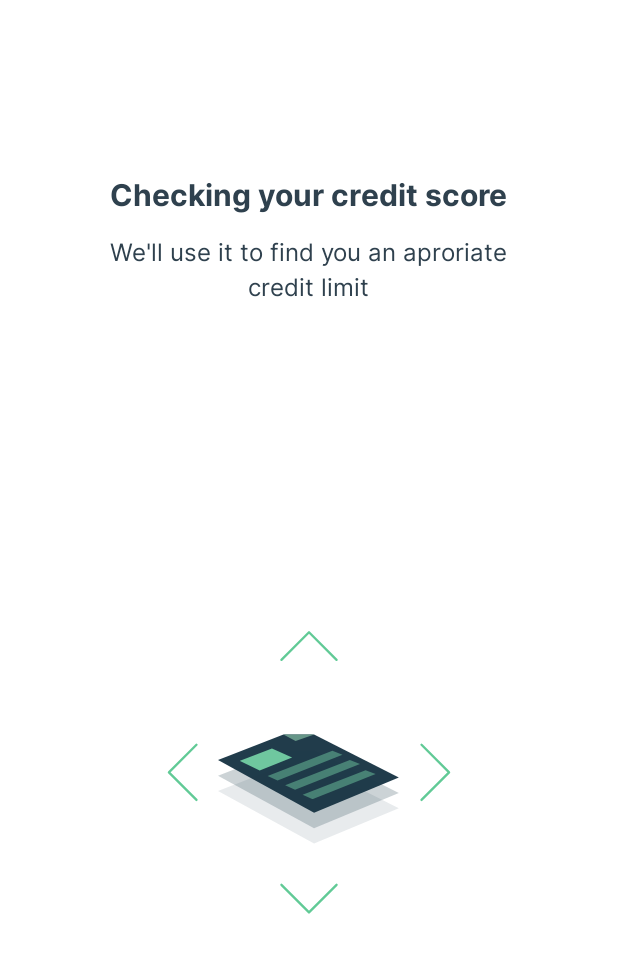
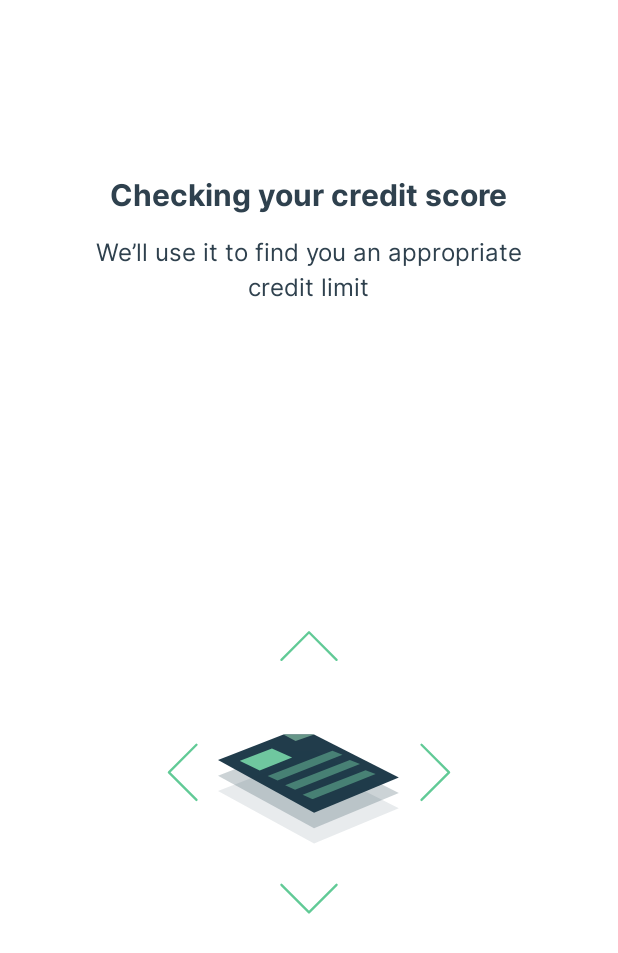
Before and after one commit to Nishtha2022/DrCreditDevRel, an Android app: the layout activity_procedding_page.xml on its own in the app's theme, with its tools: preview values and no code run, on a phone screen of 412 x 824 dp. Shown: the top 953 px of the screen. Run offline under Robolectric (Android 15) with nearby library versions, the phone set to English and light mode, and no system bars; network calls fail.

Commit message:
some ui and api fixes before relese1

```diff
--- a/app/src/main/res/layout/activity_procedding_page.xml
+++ b/app/src/main/res/layout/activity_procedding_page.xml
@@ -47,7 +47,7 @@
                 android:id="@+id/textView1"
                 android:layout_width="wrap_content"
                 android:layout_height="wrap_content"
-                android:text="@string/we_ll_use_it_to_find_you_an_aproriate"
+                android:text="@string/we_ll_use_it_to_find_you_an_appropriate"
                 android:textColor="#2F414E"
                 android:textFontWeight="400"
                 android:textSize="16sp"
--- a/app/src/main/res/values/strings.xml
+++ b/app/src/main/res/values/strings.xml
@@ -27,7 +27,6 @@
     <string name="you_will_receive_an_otp_within">You will receive an OTP within</string>
     <string name="proceed">Proceed</string>
     <string name="checking_your_credit_score">Checking your credit score</string>
-    <string name="we_ll_use_it_to_find_you_an_aproriate">We\'ll use it to find you an aproriate</string>
     <string name="credit_limit">credit limit</string>
     <string name="we_will_use_this_to_find_your_credit_details">We\'ll use this to find your Credit Details</string>
     <string name="enter_pan_details">Enter PAN Details</string>
@@ -44,6 +43,7 @@
     <string name="an_otp_will_be_sent_for_verification">An OTP will be sent for verification</string>
     <string name="_91">+91</string>
     <string name="get_important_messages_and_support_from_whatsapp_sms_and_call">Get important messages and support from Whatsapp, SMS and Call</string>
+    <string name="we_ll_use_it_to_find_you_an_appropriate">We’ll use it to find you an appropriate</string>
     <string-array name="State">
         <item>Andhra Pradesh</item>
         <item>Arunachal Pradesh</item>
```
